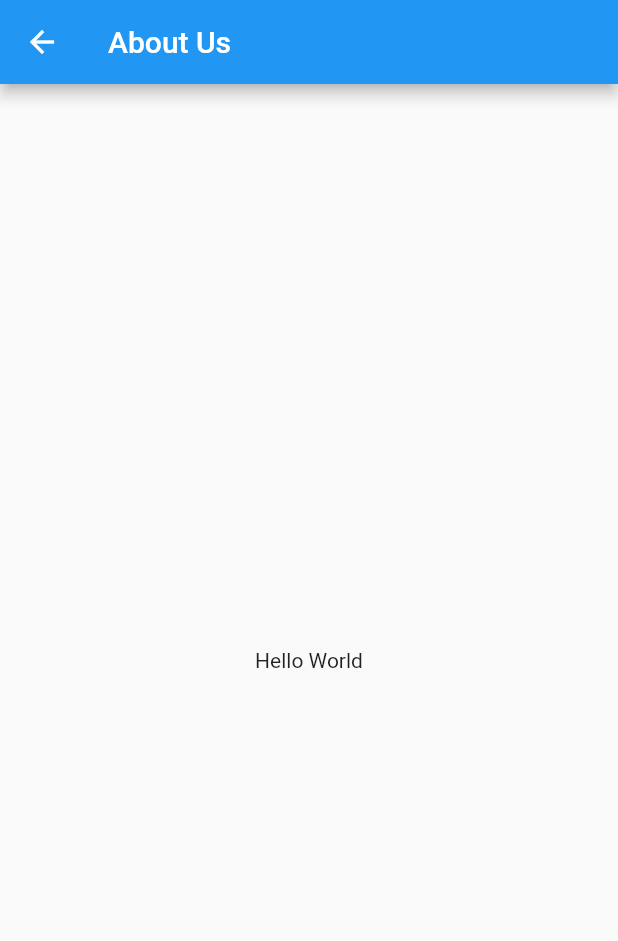
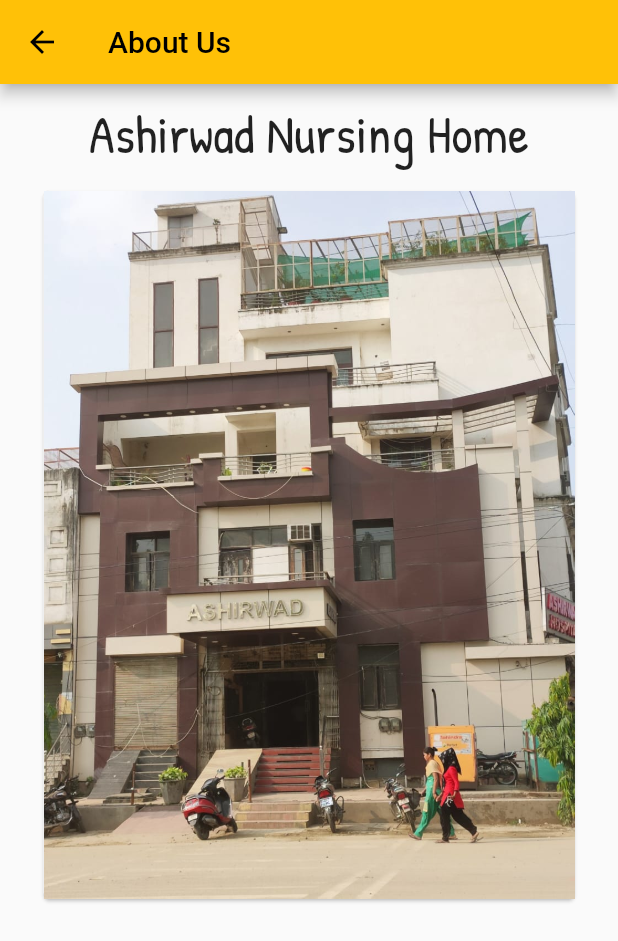
Before and after one commit to infiniteoverflow/Medic-App-Users, a Flutter app: the About screen opened directly, on a phone screen of 412 x 824 dp. Shown: the top 941 px of the screen. Run offline on Flutter 3.47's test engine with Material 2 defaults, Android fonts, the phone set to English and light mode, and no system bars; our stand-ins replace firebase_auth, firebase_database, firebase_messaging, flare_flutter, flutter_local_notifications, get_it and 1 more; accounts and stored records are empty.

Commit message:
About Page UI

```diff
--- a/lib/screens/about.dart
+++ b/lib/screens/about.dart
@@ -16,14 +16,46 @@ class AboutState extends State<About> {
     return Scaffold(
       appBar: AppBar(
         title: Text(
-          "About Us"
+          "About Us",
+          style: TextStyle(
+            color: Colors.black
+          ),
+        ),
+        backgroundColor: Colors.amber,
+        leading: IconButton(
+          icon: Icon(Icons.arrow_back,color: Colors.black,),
+          onPressed: () {
+            Navigator.pop(context);
+          },
         ),
       ),
-      body: Center(
-        child: Text(
-          "Hello World"
-        ),
-      ),
+      body: ListView(
+        children: <Widget>[
+
+          Padding(
+            padding: EdgeInsets.only(top: 10),
+          ),
+
+          Text(
+            "Ashirwad Nursing Home",
+            textAlign: TextAlign.center,
+            style: TextStyle(
+              fontFamily: "Patrick",
+              fontSize: 35
+            ),
+          ),
+
+          Padding(
+            padding: EdgeInsets.only(top: 10,left: 25,right: 25),
+            child: Card(
+              child: Image(
+                image: AssetImage("assets/images/hospital/hos2.jpg"),
+              ),
+            ),
+          )
+
+        ],
+      )
     );
   }
 
--- a/pubspec.yaml
+++ b/pubspec.yaml
@@ -79,6 +79,8 @@ flutter:
   - assets/images/medic.png
   - assets/images/logo.png
   - assets/images/logo2.png
+  - assets/images/hospital/hos1.jpg
+  - assets/images/hospital/hos2.jpg
 
   # An image asset can refer to one or more resolution-specific "variants", see
   # https://flutter.io/assets-and-images/#resolution-aware.
@@ -101,7 +103,9 @@ flutter:
   - family: Special
     fonts:
     - asset: assets/fonts/SpecialElite-Regular.ttf
-
+  - family: Patrick
+    fonts:
+    - asset: assets/fonts/PatrickHand-Regular.ttf
 
   #       - asset: fonts/Schyler-Italic.ttf
   #         style: italic
```
Also changed, not shown: assets/fonts/PatrickHand-Regular.ttf (added).
